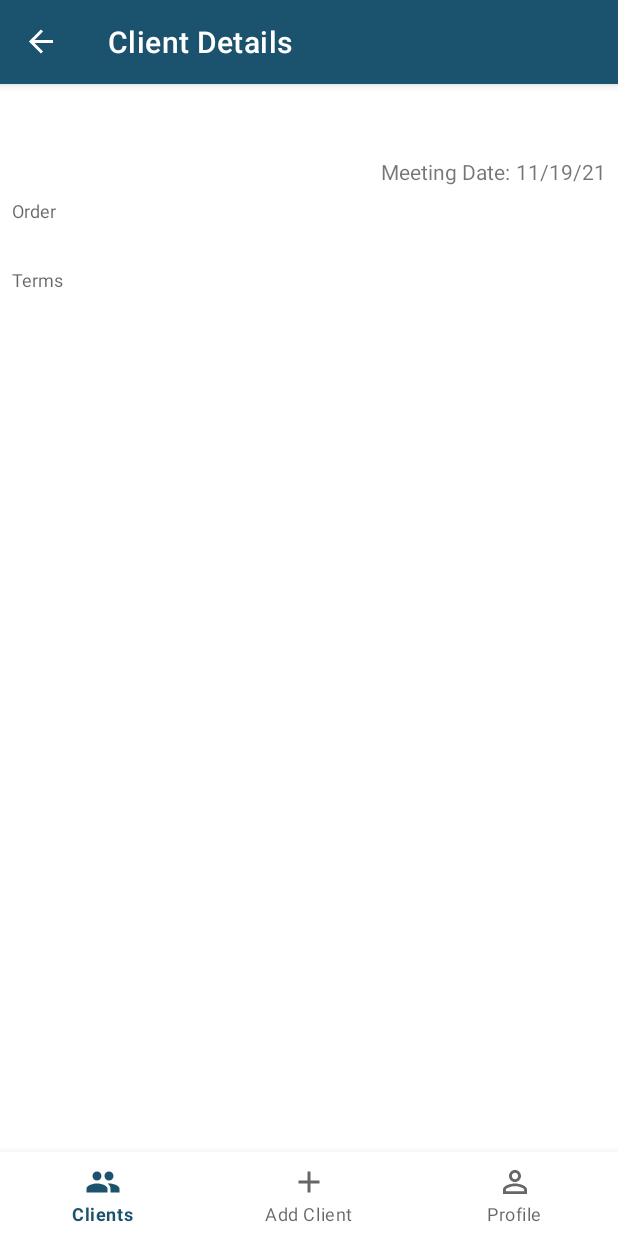
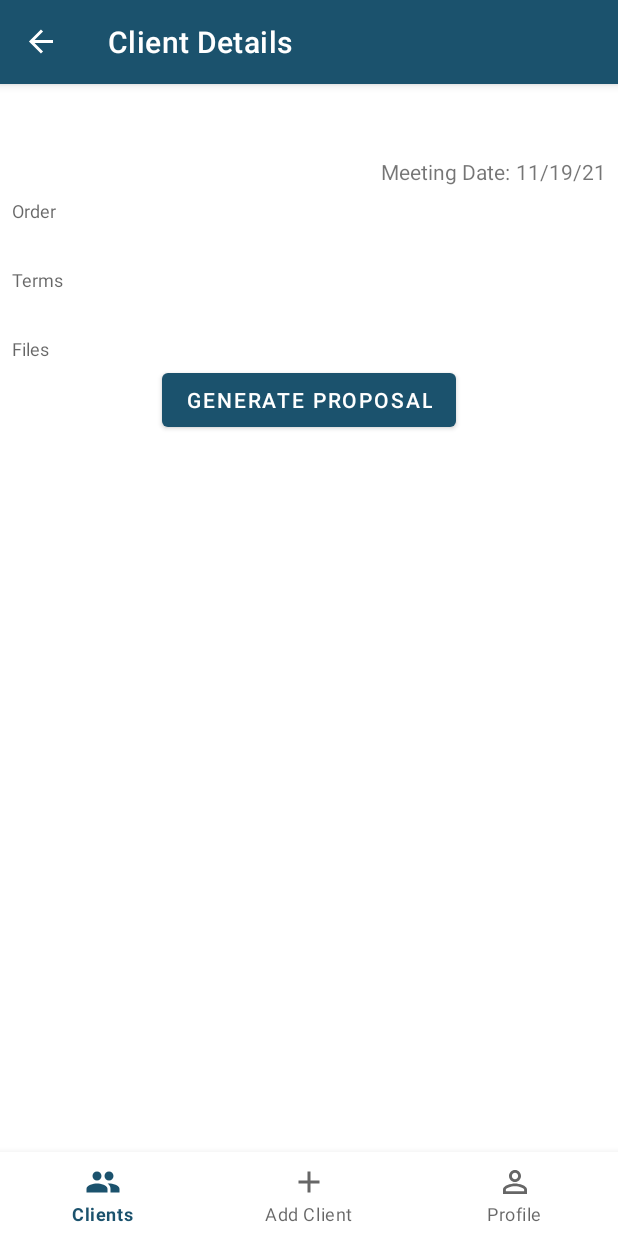
Before and after one commit to njorogejohn/GlobomanticsSales, an Android app: the ClientFragment screen opened through its navigation route, on a phone screen of 412 x 824 dp. Run offline under Robolectric (Android 15) with nearby library versions, the phone set to English and light mode, and no system bars; our stand-ins replace Room's generated code, navigation-ui; 5 statements that could not run were skipped.

Commit message:
create the proposal file

```diff
--- a/app/src/main/java/com/psdemo/globomanticssales/ui/client/ClientFragment.kt
+++ b/app/src/main/java/com/psdemo/globomanticssales/ui/client/ClientFragment.kt
@@ -4,15 +4,21 @@ import android.os.Bundle
 import android.text.format.DateFormat
 import android.view.LayoutInflater
 import android.view.View
+import android.view.View.INVISIBLE
 import android.view.ViewGroup
 import androidx.fragment.app.Fragment
 import androidx.lifecycle.Observer
 import androidx.lifecycle.ViewModelProvider
 import com.psdemo.globomanticssales.R
+import com.psdemo.globomanticssales.buildPdf
+import com.psdemo.globomanticssales.proposalExists
 import kotlinx.android.synthetic.main.fragment_client.*
 import java.util.*
 
 class ClientFragment : Fragment() {
+
+    private var clientId = 0
+
     override fun onCreateView(
         inflater: LayoutInflater,
         container: ViewGroup?,
@@ -30,11 +36,24 @@ class ClientFragment : Fragment() {
                     name.text = client.name
                     order.text = client.order
                     terms.text = client.terms
+                    clientId = client.id
 
                     val calendar = Calendar.getInstance()
                     val dateFormat = DateFormat.getDateFormat(view.context)
                     calendar.timeInMillis = client.date
                     date.text = dateFormat.format(calendar.time)
+
+
+                    if (context!!.proposalExists(clientId)) {
+                        btnProposal.visibility = INVISIBLE
+                    } else {
+                        btnProposal.setOnClickListener {
+                            context!!.buildPdf(client)
+                            it.visibility = INVISIBLE
+                        }
+                    }
+
+
                 })
         }
     }
--- a/app/src/main/res/layout/fragment_client.xml
+++ b/app/src/main/res/layout/fragment_client.xml
@@ -83,4 +83,27 @@
         app:layout_constraintRight_toRightOf="parent"
         app:layout_constraintTop_toBottomOf="@id/termsLabel"
         tools:text="Terms" />
+
+    <TextView
+        android:id="@+id/filesLabel"
+        android:layout_width="0dp"
+        android:layout_height="wrap_content"
+        android:paddingBottom="2dp"
+        android:text="@string/files"
+        android:textAppearance="@android:style/TextAppearance.Material.Caption"
+        app:layout_constraintLeft_toLeftOf="parent"
+        app:layout_constraintRight_toRightOf="parent"
+        app:layout_constraintTop_toBottomOf="@id/terms" />
+
+
+    <com.google.android.material.button.MaterialButton
+        android:id="@+id/btnProposal"
+        android:layout_width="wrap_content"
+        android:layout_height="wrap_content"
+        android:text="@string/generate_proposal"
+        app:layout_constraintLeft_toLeftOf="parent"
+        app:layout_constraintRight_toRightOf="parent"
+        app:layout_constraintTop_toBottomOf="@id/filesLabel"
+        />
+
 </androidx.constraintlayout.widget.ConstraintLayout>
--- a/app/src/main/res/values/strings.xml
+++ b/app/src/main/res/values/strings.xml
@@ -14,4 +14,6 @@
     <string name="profile_name_key">NAME</string>
     <string name="profile_name_default">John Doe</string>
     <string name="profile_success">Name Updated Successfully</string>
+    <string name="files">Files</string>
+    <string name="generate_proposal">Generate Proposal</string>
 </resources>
```
Also changed, not shown: app/src/main/java/com/psdemo/globomanticssales/FileUtils.kt (added, +114 -0 lines).
